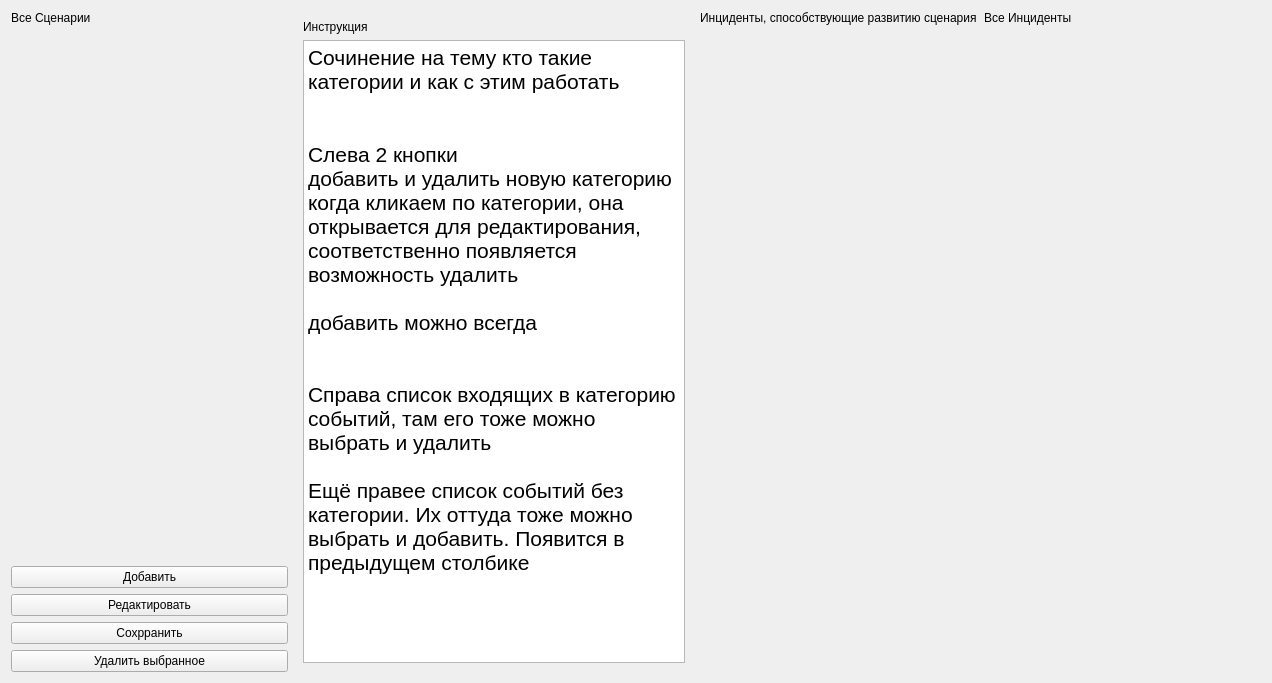
Qt form ui/admin/AdminScenariesWidget.ui (xamlo721/SecurityHelper) before a commit.
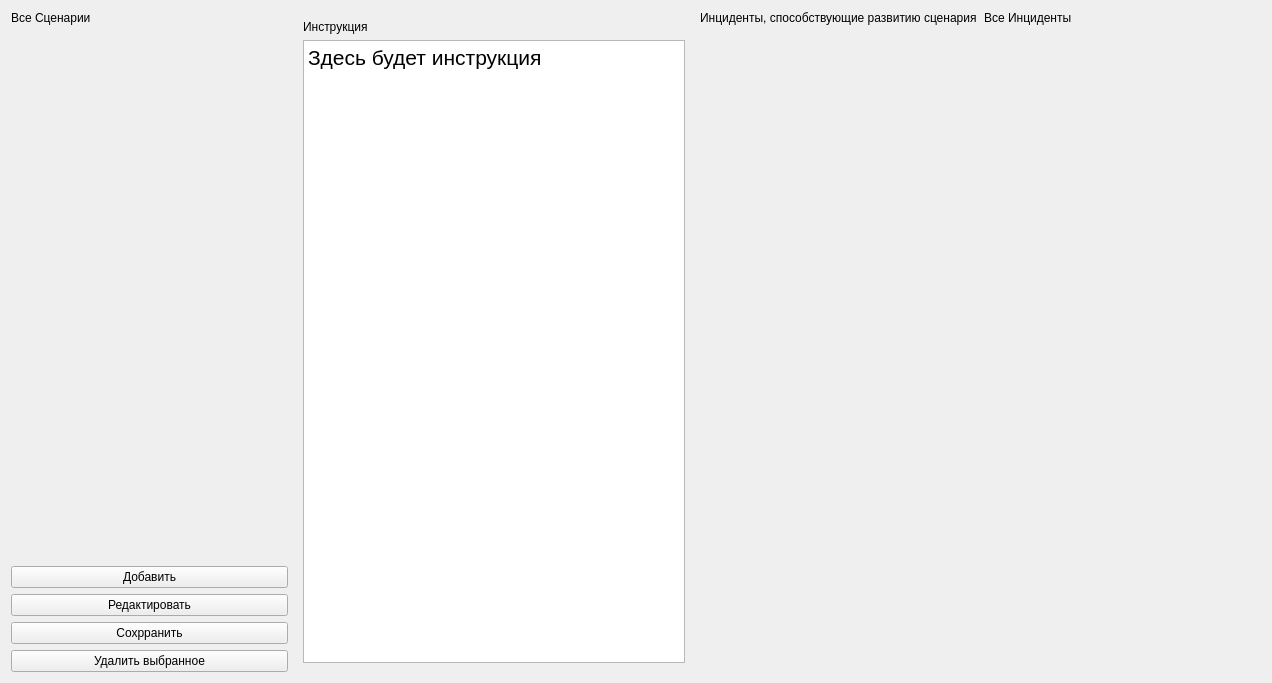
The same form after that commit. Custom widgets are drawn as their Qt base class.

What changed in the file:
```diff
--- a/ui/admin/AdminScenariesWidget.ui
+++ b/ui/admin/AdminScenariesWidget.ui
@@ -92,8 +92,7 @@
 &lt;html&gt;&lt;head&gt;&lt;meta name=&quot;qrichtext&quot; content=&quot;1&quot; /&gt;&lt;style type=&quot;text/css&quot;&gt;
 p, li { white-space: pre-wrap; }
 &lt;/style&gt;&lt;/head&gt;&lt;body style=&quot; font-family:'MS Shell Dlg 2'; font-size:8.25pt; font-weight:400; font-style:normal;&quot;&gt;
-&lt;p style=&quot; margin-top:0px; margin-bottom:0px; margin-left:0px; margin-right:0px; -qt-block-indent:0; text-indent:0px;&quot;&gt;&lt;span style=&quot; font-size:16pt;&quot;&gt;Сочинение на тему кто такие категории и как с этим работать&lt;/span&gt;&lt;/p&gt;
-&lt;p style=&quot; margin-top:0px; margin-bottom:0px; margin-left:0px; margin-right:0px; -qt-block-indent:0; text-indent:0px;&quot;&gt;&lt;span style=&quot; font-size:16pt;&quot;&gt;&lt;br /&gt;&lt;br /&gt;Слева 2 кнопки&lt;br /&gt;добавить и удалить новую категорию&lt;br /&gt;когда кликаем по категории, она открывается для редактирования, соответственно появляется возможность удалить&lt;br /&gt;&lt;br /&gt;добавить можно всегда&lt;br /&gt;&lt;br /&gt;&lt;br /&gt;Справа список входящих в категорию событий, там его тоже можно выбрать и удалить&lt;br /&gt;&lt;br /&gt;Ещё правее список событий без категории. Их оттуда тоже можно выбрать и добавить. Появится в предыдущем столбике&lt;/span&gt;&lt;/p&gt;&lt;/body&gt;&lt;/html&gt;</string>
+&lt;p style=&quot; margin-top:0px; margin-bottom:0px; margin-left:0px; margin-right:0px; -qt-block-indent:0; text-indent:0px;&quot;&gt;&lt;span style=&quot; font-size:16pt;&quot;&gt;Здесь будет инструкция&lt;/span&gt;&lt;/p&gt;&lt;/body&gt;&lt;/html&gt;</string>
         </property>
        </widget>
       </item>
```
